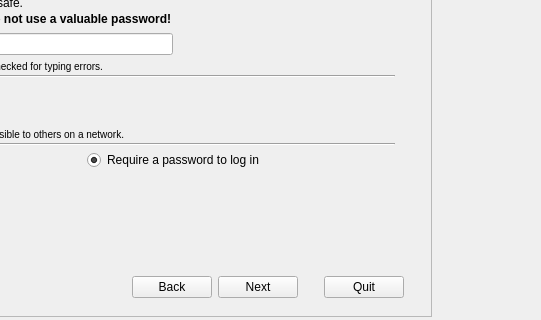
This is gui/qt/app.ui in chenhan1218/ubiquity as Qt 5 draws it before an edit; both pictures show x 427 to 968 and y 296 to 616 of the 968 by 697 pixel window. The edited form follows.
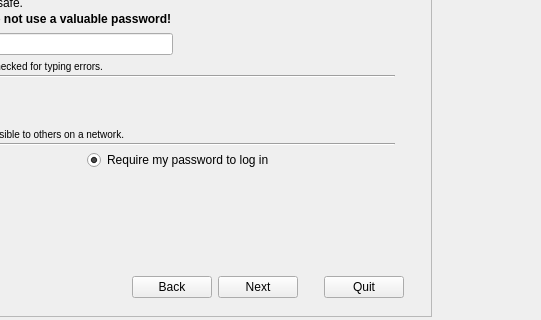
This is the edited form. Icons and pictures are not drawn.

Commit message: Whoops.  Forgot the necessary change for KDE for the previous commit.

```diff
--- a/gui/qt/app.ui
+++ b/gui/qt/app.ui
@@ -1357,7 +1357,7 @@
                        <item>
                         <widget class="QRadioButton" name="login_pass">
                          <property name="text">
-                          <string>Require a password to log in</string>
+                          <string>Require my password to log in</string>
                          </property>
                          <property name="checked">
                           <bool>true</bool>
```
